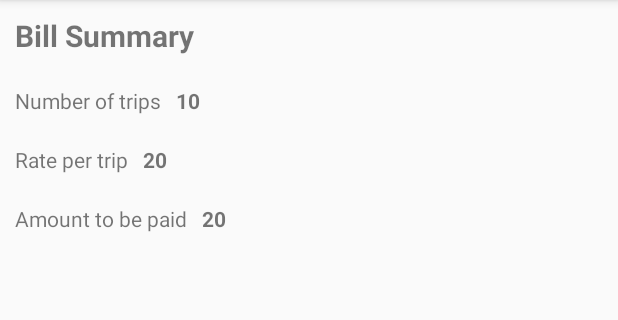
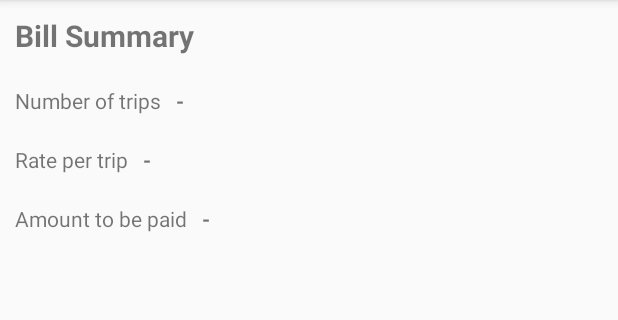
Before and after one commit to masithedeveloper/NIHApp-Android, an Android app: the BillSummaryActivity screen opened directly, with no data from a screen before it, on a phone screen of 412 x 824 dp, the part 84-404 px from its top. Run offline under Robolectric (Android 15) with nearby library versions, the phone set to English and light mode, and no system bars; our stand-ins replace Volley; network calls fail; 2 statements that could not run were skipped.

Commit message:
init bill values to -

```diff
--- a/app/src/main/java/za/co/android/nihapp/Activities/BillSummaryActivity.java
+++ b/app/src/main/java/za/co/android/nihapp/Activities/BillSummaryActivity.java
@@ -103,9 +103,9 @@ public class BillSummaryActivity extends AppCompatActivity{
 
     //----------------------------------------------------------------------------------------------
     private void displaySummary() {
-        //number_of_trips.setText(billSummaryModel.getNumberOfTrips());
-        //rate_per_trip.setText(Utils.formatMoney(String.valueOf(billSummaryModel.getRatePerTrip())));
-        //bill_amount.setText(Utils.formatMoney(String.valueOf(billSummaryModel.getTotalCost())));
+        number_of_trips.setText(String.valueOf(billSummaryModel.getNumberOfTrips()));
+        rate_per_trip.setText(Utils.formatMoney(String.valueOf(billSummaryModel.getRatePerTrip())));
+        bill_amount.setText(Utils.formatMoney(String.valueOf(billSummaryModel.getTotalCost())));
     }
 
     //----------------------------------------------------------------------------------------------
--- a/app/src/main/res/layout/activity_bill_summary.xml
+++ b/app/src/main/res/layout/activity_bill_summary.xml
@@ -42,7 +42,7 @@
             android:layout_width="wrap_content"
             android:layout_marginLeft="10dp"
             android:layout_height="wrap_content"
-            android:text="10" />
+            android:text="-" />
 
         <!-- Rate per trip -->
 
@@ -63,7 +63,7 @@
             android:id="@+id/rate_per_trips_value"
             android:layout_width="wrap_content"
             android:layout_height="wrap_content"
-            android:text="20" />
+            android:text="-" />
 
         <!-- Bill amount -->
 
@@ -84,7 +84,7 @@
             android:id="@+id/bill_amount_value"
             android:layout_width="wrap_content"
             android:layout_height="wrap_content"
-            android:text="20" />
+            android:text="-" />
 
         <!-- where -->
         <ProgressBar
```
